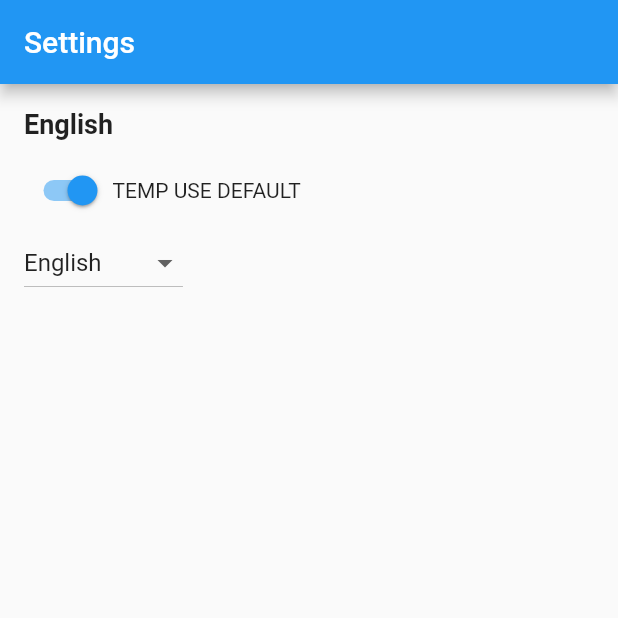
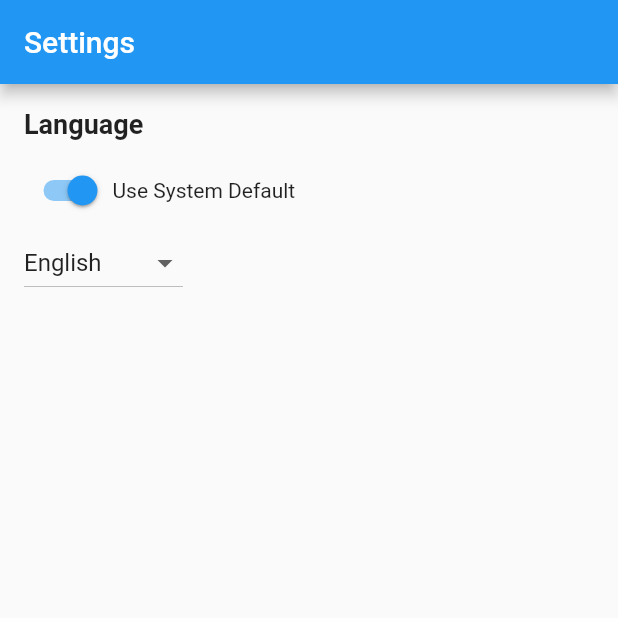
Before and after one commit to StarshineStudios/romanice, a Flutter app: the screen it shows after launch, item 2 of the bottom bar chosen, on a phone screen of 412 x 824 dp, the top half of it. Run offline on Flutter 3.47's test engine with Material 2 defaults, Android fonts, the phone set to English and light mode, and no system bars; drawn by our look-alikes of google_nav_bar; our stand-ins replace hive, hive_flutter; accounts and stored records are empty; generated files the repository leaves out were written again.

Commit message:
modified 3 files

```diff
--- a/lib/main.dart
+++ b/lib/main.dart
@@ -7,11 +7,9 @@ import 'settings_screen.dart';
 import 'constants.dart';
 import 'l10n/L10n.dart';
 import 'package:flutter_gen/gen_l10n/app_localizations.dart';
-import 'package:intl/intl.dart'; // Import the intl package
+// Import the intl package
 
 import 'dart:io';
-import 'package:flutter/material.dart';
-import 'package:flutter_localizations/flutter_localizations.dart';
 
 const generalBoxName = 'generalBoxString';
 
--- a/lib/settings_screen.dart
+++ b/lib/settings_screen.dart
@@ -1,8 +1,5 @@
 import 'package:flutter/material.dart';
 import 'package:hive/hive.dart';
-import 'package:flutter_gen/gen_l10n/app_localizations.dart';
-import 'package:hive_flutter/adapters.dart';
-import 'main.dart';
 
 class SettingsScreen extends StatefulWidget {
   const SettingsScreen({Key? key}) : super(key: key);
@@ -16,34 +13,38 @@ class _SettingsScreenState extends State<SettingsScreen> {
 
   late Locale selectedLocale;
   late bool usingSystemLocale;
+
   @override
   void initState() {
     super.initState();
+  }
+
+  void _handleLanguageChange() {
+    setState(() {
+      // Rebuild the widget tree
+    });
   }
 
   @override
   Widget build(BuildContext context) {
     usingSystemLocale = _generalBox.get('useSystemLocale', defaultValue: true);
     selectedLocale =
-        _generalBox.get('selectedLocale', defaultValue: const Locale('en'));
+        Locale(_generalBox.get('selectedLocaleCode', defaultValue: 'en'));
 
-    return ValueListenableBuilder(
-      valueListenable: Hive.box(generalBoxName).listenable(),
-      builder: (context, box, widget) {
     return Scaffold(
       appBar: AppBar(
-            title: Text(AppLocalizations.of(context)!.textSettings),
+        title: const Text('Settings'),
       ),
       body: Padding(
         padding: const EdgeInsets.all(16.0),
         child: Column(
           crossAxisAlignment: CrossAxisAlignment.start,
           children: <Widget>[
-                Text(
-                  AppLocalizations.of(context)!.language,
+            const Text(
+              'Language',
               style: TextStyle(fontSize: 18, fontWeight: FontWeight.bold),
             ),
-                SizedBox(height: 10),
+            const SizedBox(height: 10),
             Row(
               children: <Widget>[
                 Switch(
@@ -54,30 +55,29 @@ class _SettingsScreenState extends State<SettingsScreen> {
                     });
                   },
                 ),
-                    Text(
-                      'TEMP USE DEFAULT',
-                      //AppLocalizations.of(context)!.useSystemDefaultLanguageText,
-                    ),
+                const Text('Use System Default'),
               ],
             ),
-                LocaleDropdown(),
+            LocaleDropdown(onLanguageChange: _handleLanguageChange),
           ],
         ),
       ),
-        );
-      },
     );
   }
 }
 
 class LocaleDropdown extends StatefulWidget {
+  final Function onLanguageChange;
+
+  const LocaleDropdown({super.key, required this.onLanguageChange});
+
   @override
   _LocaleDropdownState createState() => _LocaleDropdownState();
 }
 
 class _LocaleDropdownState extends State<LocaleDropdown> {
   late String _selectedLocaleCode;
-  final Box<dynamic> _generalBox = Hive.box(generalBoxName);
+  final Box<dynamic> _generalBox = Hive.box('generalBoxString');
 
   final List<String> _availableLocaleCodes = [
     'en', // English
@@ -93,7 +93,7 @@ class _LocaleDropdownState extends State<LocaleDropdown> {
     setState(() {
       _selectedLocaleCode = newLocaleCode;
       _generalBox.put('selectedLocaleCode', newLocaleCode.toString());
-      print(_selectedLocaleCode);
+      widget.onLanguageChange(); // Trigger the callback
     });
   }
 
@@ -111,7 +111,9 @@ class _LocaleDropdownState extends State<LocaleDropdown> {
     return DropdownButton<String>(
       value: _selectedLocaleCode,
       onChanged: (String? newLocaleCode) {
-        _updateSelectedLocaleCode(newLocaleCode!);
+        if (newLocaleCode != null) {
+          _updateSelectedLocaleCode(newLocaleCode);
+        }
       },
       items: _availableLocaleCodes.map((String localeCode) {
         return DropdownMenuItem<String>(
@@ -122,7 +124,6 @@ class _LocaleDropdownState extends State<LocaleDropdown> {
     );
   }
 
-  // Helper function to get the display name for each locale
   String _getLocaleDisplayName(String localeCode) {
     switch (localeCode) {
       case 'en':
```
Also changed, not shown: lib/game_screen.dart (+7 -13 lines). Lines whose indentation alone changed are shown as unchanged.
